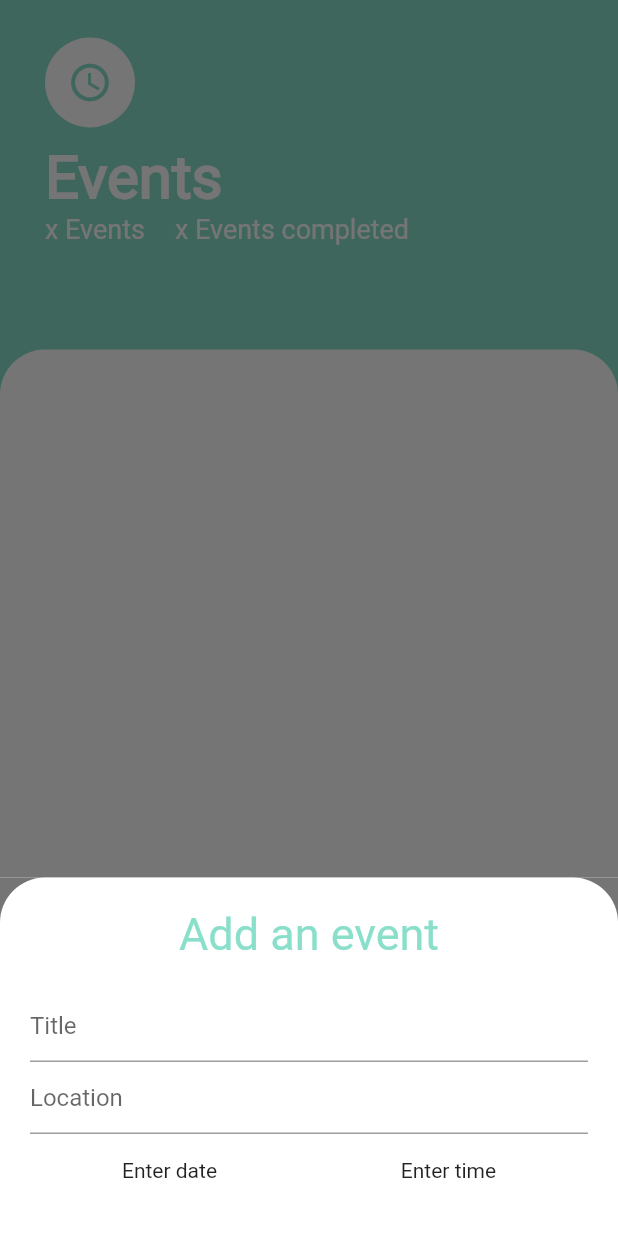
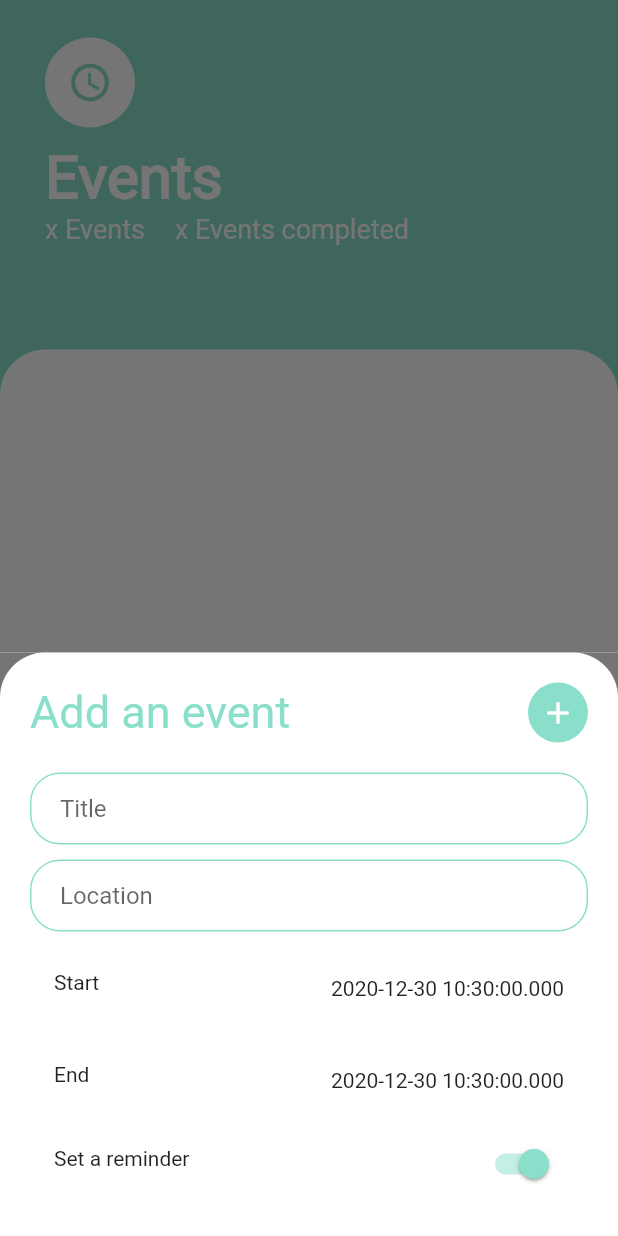
Before and after one commit to Abderraouf99/Assistant, a Flutter app: the EventsScreen screen opened by its route, after a tap on the "add" icon, on a phone screen of 412 x 824 dp. Run offline on Flutter 3.47's test engine with Material 2 defaults, Android fonts, the phone set to English and light mode, and no system bars; drawn by our look-alikes of flutter_animation_progress_bar; our stand-ins replace adaptive_dialog, firebase_auth, firebase_core, focused_menu, google_sign_in; accounts and stored records are empty.

Commit message:
AddEvent screen finished

```diff
--- a/to_do_app/lib/Screens/AddEventsTaskScreen.dart
+++ b/to_do_app/lib/Screens/AddEventsTaskScreen.dart
@@ -2,6 +2,7 @@ import 'package:flutter/material.dart';
 import 'package:to_do_app/constants.dart';
 import 'package:provider/provider.dart';
 import 'package:to_do_app/models/Data.dart';
+import 'package:to_do_app/Widgets/CustomStartEndWidget.dart';
 
 class AddEventsSheet extends StatelessWidget {
   @override
@@ -14,6 +15,9 @@ class AddEventsSheet extends StatelessWidget {
           decoration: kRoundedContainerDecorator,
           child: Column(
             children: [
+              Row(
+                mainAxisAlignment: MainAxisAlignment.spaceBetween,
+                children: [
                   Text(
                     'Add an event',
                     style: TextStyle(
@@ -22,62 +26,107 @@ class AddEventsSheet extends StatelessWidget {
                       fontWeight: FontWeight.w400,
                     ),
                   ),
+                  InkWell(
+                    onTap: () {},
+                    child: CircleAvatar(
+                      child: Icon(
+                        Icons.add,
+                        color: Colors.white,
+                      ),
+                      backgroundColor: kmainColor,
+                    ),
+                  ),
+                ],
+              ),
               SizedBox(
                 height: 20,
               ),
               TextField(
                 onChanged: (value) {},
-                decoration: InputDecoration(
-                  hintText: 'Title',
+                decoration: textFieldDecoration.copyWith(hintText: 'Title'),
               ),
+              SizedBox(
+                height: 10,
               ),
               TextField(
                 onChanged: (value) {},
-                decoration: InputDecoration(
-                  hintText: 'Location',
+                decoration: textFieldDecoration.copyWith(hintText: 'Location'),
               ),
+              SizedBox(
+                height: 10,
               ),
-              Row(
-                children: [
-                  Expanded(
-                    child: FlatButton(
+              CustomStartEndWidget(
+                name: 'Start',
                 onPressed: () async {
                   DateTime date = await showDatePicker(
                     context: context,
                     firstDate: DateTime(DateTime.now().year - 5),
                     lastDate: DateTime(DateTime.now().year + 5),
-                          initialDate: Provider.of<Data>(context, listen: false)
-                              .getSelectedDate(),
+                    initialDate: Provider.of<Controller>(context, listen: false)
+                        .getStartDate(),
                     initialDatePickerMode: DatePickerMode.day,
                   );
                   if (date != null) {
-                          Provider.of<Data>(context, listen: false)
-                              .setDate(date);
+                    Provider.of<Controller>(context, listen: false)
+                        .setStartDate(date);
                     print(date);
                   }
-                      },
-                      child: Text(
-                        'Enter date',
-                      ),
-                    ),
-                  ),
-                  Expanded(
-                    child: FlatButton(
-                      child: Text('Enter time'),
-                      onPressed: () async {
                   TimeOfDay selected = await showTimePicker(
                       context: context,
                       initialTime:
-                                Provider.of<Data>(context, listen: false)
+                          Provider.of<Controller>(context, listen: false)
                               .getSelectedTime());
                   if (selected != null) {
-                          Provider.of<Data>(context, listen: false)
+                    Provider.of<Controller>(context, listen: false)
                         .setTime(selected);
                   }
                 },
+                date: '${Provider.of<Controller>(context).getStartDate()}',
               ),
+              SizedBox(
+                height: 5,
               ),
-                ],
+              CustomStartEndWidget(
+                name: 'End',
+                onPressed: () async {
+                  DateTime date = await showDatePicker(
+                    context: context,
+                    firstDate: DateTime(DateTime.now().year - 5),
+                    lastDate: DateTime(DateTime.now().year + 5),
+                    initialDate: Provider.of<Controller>(context, listen: false)
+                        .getSelectedEndDate(),
+                    initialDatePickerMode: DatePickerMode.day,
+                  );
+                  if (date != null) {
+                    Provider.of<Controller>(context, listen: false)
+                        .setEndDate(date);
+                    print(date);
+                  }
+                  TimeOfDay selected = await showTimePicker(
+                    context: context,
+                    initialTime: Provider.of<Controller>(context, listen: false)
+                        .getTimeofDayEnd(),
+                  );
+                  if (selected != null) {
+                    Provider.of<Controller>(context, listen: false)
+                        .setTimeOfEnd(selected);
+                  }
+                },
+                date:
+                    '${Provider.of<Controller>(context, listen: true).getSelectedEndDate()}',
+              ),
+              ListTile(
+                leading: Text(
+                  'Set a reminder',
+                ),
+                trailing: Switch(
+                  activeColor: kmainColor,
+                  value: true,
+                  onChanged: (value) {
+                    //Show a datePicker
+                    //Show a timePicker
+                  },
+                ),
               ),
             ],
           ),
@@ -86,3 +135,8 @@ class AddEventsSheet extends StatelessWidget {
     );
   }
 }
+
+/**
+ * () async {
+
+ */
--- a/to_do_app/lib/Screens/EventsScreen.dart
+++ b/to_do_app/lib/Screens/EventsScreen.dart
@@ -27,7 +27,10 @@ class EventsScreen extends StatelessWidget {
         },
         backgroundColor: Color(0xff8ADFCB),
         elevation: 3,
-        child: Icon(Icons.add),
+        child: Icon(
+          Icons.add,
+          color: Colors.white,
+        ),
       ),
       backgroundColor: kmainColor,
       body: SafeArea(
--- a/to_do_app/lib/Screens/loginScreen.dart
+++ b/to_do_app/lib/Screens/loginScreen.dart
@@ -61,7 +61,7 @@ class LoginScreen extends StatelessWidget {
                   onTap: () async {
                     try {
                       var logIn =
-                          await Provider.of<Data>(context, listen: false)
+                          await Provider.of<Controller>(context, listen: false)
                               .getAuthInstance()
                               .signInWithEmailAndPassword(
                                   email: _email, password: _password);
@@ -92,7 +92,7 @@ class LoginScreen extends StatelessWidget {
                   try {
                     var userCredentials = await SocialMediaHandler()
                         .signInWithGoogle(
-                            Provider.of<Data>(context, listen: false)
+                            Provider.of<Controller>(context, listen: false)
                                 .getAuthInstance());
                     if (userCredentials != null) {
                       Navigator.popAndPushNamed(
--- a/to_do_app/lib/Screens/registationScreen.dart
+++ b/to_do_app/lib/Screens/registationScreen.dart
@@ -66,12 +66,12 @@ class RegistrationScreen extends StatelessWidget {
                   backgroundColor: Color(0xff6BAF9F),
                   onTap: () async {
                     try {
-                      await Provider.of<Data>(context, listen: false)
+                      await Provider.of<Controller>(context, listen: false)
                           .getAuthInstance()
                           .createUserWithEmailAndPassword(
                               email: _email, password: _password);
                       User currentUser =
-                          Provider.of<Data>(context, listen: false)
+                          Provider.of<Controller>(context, listen: false)
                               .getAuthInstance()
                               .currentUser;
 
@@ -125,7 +125,7 @@ class RegistrationScreen extends StatelessWidget {
                     try {
                       var userCredentials = await SocialMediaHandler()
                           .signInWithGoogle(
-                              Provider.of<Data>(context, listen: false)
+                              Provider.of<Controller>(context, listen: false)
                                   .getAuthInstance());
                       if (userCredentials != null) {
                         Navigator.popAndPushNamed(
--- /dev/null
+++ b/to_do_app/lib/Widgets/CustomStartEndWidget.dart
@@ -0,0 +1,22 @@
+import 'package:flutter/material.dart';
+
+class CustomStartEndWidget extends StatelessWidget {
+  final Function onPressed;
+  final String name;
+  final String date;
+  CustomStartEndWidget(
+      {@required this.name, @required this.onPressed, @required this.date});
+  @override
+  Widget build(BuildContext context) {
+    return FlatButton(
+      padding: EdgeInsets.symmetric(horizontal: 0, vertical: 0),
+      onPressed: onPressed,
+      child: ListTile(
+        leading: Text(name),
+        trailing: Text(
+          date,
+        ),
+      ),
+    );
+  }
+}
--- a/to_do_app/lib/Widgets/TaskList.dart
+++ b/to_do_app/lib/Widgets/TaskList.dart
@@ -6,7 +6,7 @@ import 'package:to_do_app/models/Data.dart';
 
 class TasksList extends StatelessWidget {
   Widget build(BuildContext context) {
-    return Consumer<Data>(builder: (context, taskList, child) {
+    return Consumer<Controller>(builder: (context, taskList, child) {
       return ListView.builder(
         itemBuilder: (context, index) {
           return TaskTile(
--- a/to_do_app/lib/models/Data.dart
+++ b/to_do_app/lib/models/Data.dart
@@ -2,14 +2,35 @@ import 'package:flutter/material.dart';
 import 'Tasks.dart';
 import 'package:firebase_auth/firebase_auth.dart';
 
-class Data extends ChangeNotifier {
+class Controller extends ChangeNotifier {
   //Attributes
   List<Task> _myTasks = [];
   final _auth = FirebaseAuth.instance;
-  DateTime _selectedDate = DateTime.now();
+  DateTime _selectedStartingDate = DateTime.now();
   TimeOfDay _timeOfDay = TimeOfDay.now();
 
+  DateTime _selectedEndDate = DateTime.now();
+  TimeOfDay _timeOfDayEnd = TimeOfDay.now();
+
   //Methods
+  void setEndDate(DateTime selected) {
+    _selectedEndDate = selected;
+    notifyListeners();
+  }
+
+  void setTimeOfEnd(TimeOfDay selected) {
+    _timeOfDayEnd = selected;
+    notifyListeners();
+  }
+
+  TimeOfDay getTimeofDayEnd() {
+    return _timeOfDayEnd;
+  }
+
+  DateTime getSelectedEndDate() {
+    return _selectedEndDate;
+  }
+
   TimeOfDay getSelectedTime() {
     return _timeOfDay;
   }
@@ -19,13 +40,13 @@ class Data extends ChangeNotifier {
     notifyListeners();
   }
 
-  void setDate(DateTime selected) {
-    _selectedDate = selected;
+  void setStartDate(DateTime selected) {
+    _selectedStartingDate = selected;
     notifyListeners();
   }
 
-  DateTime getSelectedDate() {
-    return _selectedDate;
+  DateTime getStartDate() {
+    return _selectedStartingDate;
   }
 
   FirebaseAuth getAuthInstance() {
--- /dev/null
+++ b/to_do_app/lib/models/Event.dart
@@ -0,0 +1,65 @@
+class Event {
+  //Atributes
+  String _title;
+  String _location;
+  String _start;
+  String _end;
+  bool _toBeReminded;
+
+  //Constructor
+  Event(String title, String location, String start, String end,
+      bool toBeReminded)
+      : _title = title,
+        _location = location,
+        _start = start,
+        _end = end,
+        _toBeReminded = toBeReminded;
+
+  //Getters
+  String get title {
+    return _title;
+  }
+
+  String get location {
+    return _location;
+  }
+
+  String get start {
+    return _start;
+  }
+
+  String get end {
+    return _end;
+  }
+
+  bool get toBereminded {
+    return _toBeReminded;
+  }
+
+  //Setters
+  set setTitle(String title) {
+    _title = title;
+  }
+
+  set setLocation(String location) {
+    _location = location;
+  }
+
+  set setStart(String start) {
+    _start = start;
+  }
+
+  set setEnd(String end) {
+    _end = end;
+  }
+
+  set setToBeReminded(bool toBereminded) {
+    _toBeReminded = toBereminded;
+  }
+
+  //Methods
+
+  void toggleReminder() {
+    _toBeReminded = !_toBeReminded;
+  }
+}
```
Also changed, not shown: to_do_app/lib/Screens/TaskScreen.dart (+7 -6 lines), to_do_app/lib/constants.dart (+0 -8 lines), to_do_app/lib/main.dart (+16 -2 lines). Lines whose indentation alone changed are shown as unchanged.
